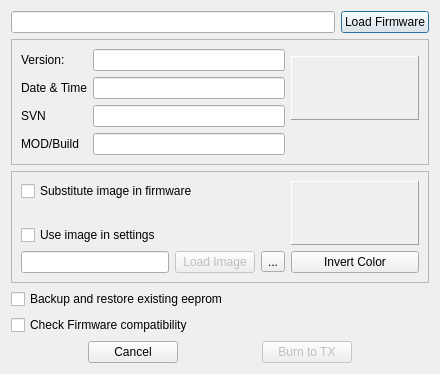
Before: the Qt Designer form src/burndialog.ui in roberto1903/companion9x, drawn with Qt 5.
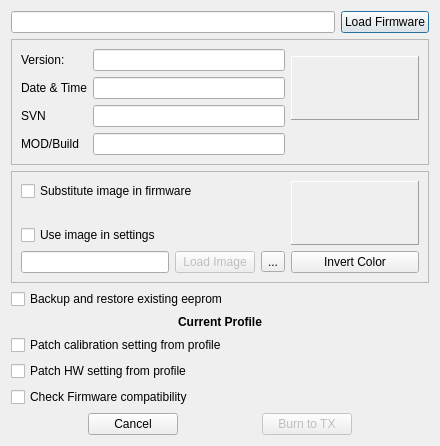
After: the same form once the commit is applied. Icons and pictures are not drawn.

Commit message: Patch eeprom calibration using profile data

The edit to the form file:
```diff
--- a/src/burndialog.ui
+++ b/src/burndialog.ui
@@ -32,6 +32,20 @@
   <layout class="QGridLayout" name="gridLayout_7">
    <item row="0" column="0">
     <layout class="QGridLayout" name="gridLayout_4">
+     <item row="5" column="0">
+      <widget class="QCheckBox" name="patchcalib_CB">
+       <property name="text">
+        <string>Patch calibration setting from profile</string>
+       </property>
+      </widget>
+     </item>
+     <item row="6" column="0">
+      <widget class="QCheckBox" name="patchhw_CB">
+       <property name="text">
+        <string>Patch HW setting from profile</string>
+       </property>
+      </widget>
+     </item>
      <item row="1" column="0">
       <widget class="QFrame" name="FramFWInfo">
        <property name="sizePolicy">
@@ -335,7 +349,7 @@
        </layout>
       </widget>
      </item>
-     <item row="4" column="0">
+     <item row="7" column="0">
       <widget class="QCheckBox" name="EEpromCB">
        <property name="sizePolicy">
         <sizepolicy hsizetype="Minimum" vsizetype="Minimum">
@@ -361,6 +375,22 @@
        </property>
       </widget>
      </item>
+     <item row="4" column="0">
+      <widget class="QLabel" name="profile_label">
+       <property name="font">
+        <font>
+         <weight>75</weight>
+         <bold>true</bold>
+        </font>
+       </property>
+       <property name="text">
+        <string>Current Profile</string>
+       </property>
+       <property name="alignment">
+        <set>Qt::AlignCenter</set>
+       </property>
+      </widget>
+     </item>
     </layout>
    </item>
    <item row="1" column="0">
```
The commit also changes 4 other files.
